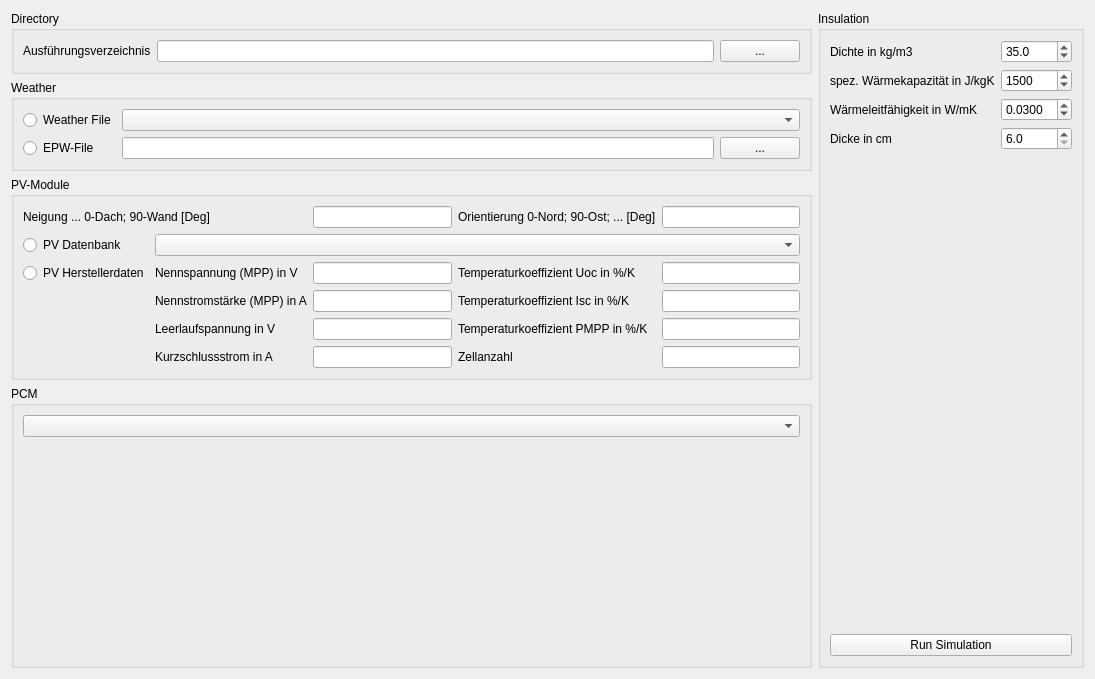
Qt form PVTool/src/PVToolWidget.ui (Arombolosh/PVTool) before a commit.
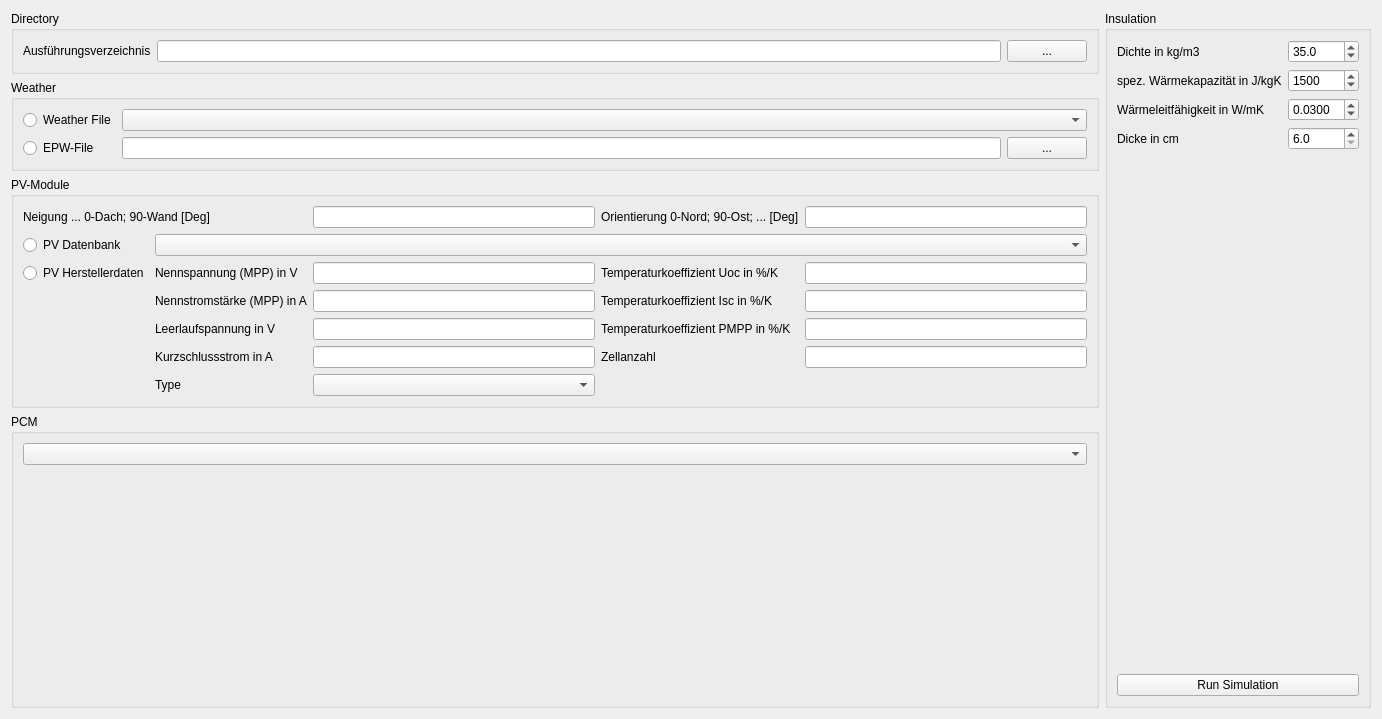
The same form after that commit.

The edit to the form file:
```diff
--- a/PVTool/src/PVToolWidget.ui
+++ b/PVTool/src/PVToolWidget.ui
@@ -6,8 +6,8 @@
    <rect>
     <x>0</x>
     <y>0</y>
-    <width>1095</width>
-    <height>679</height>
+    <width>1382</width>
+    <height>719</height>
    </rect>
   </property>
   <property name="windowTitle">
@@ -326,6 +326,16 @@
       <item row="5" column="4">
        <widget class="QLineEdit" name="lineEdit_nSer"/>
       </item>
+      <item row="6" column="1">
+       <widget class="QLabel" name="label_iSC_2">
+        <property name="text">
+         <string>Type</string>
+        </property>
+       </widget>
+      </item>
+      <item row="6" column="2">
+       <widget class="QComboBox" name="comboBoxCellType"/>
+      </item>
      </layout>
     </widget>
    </item>
```
